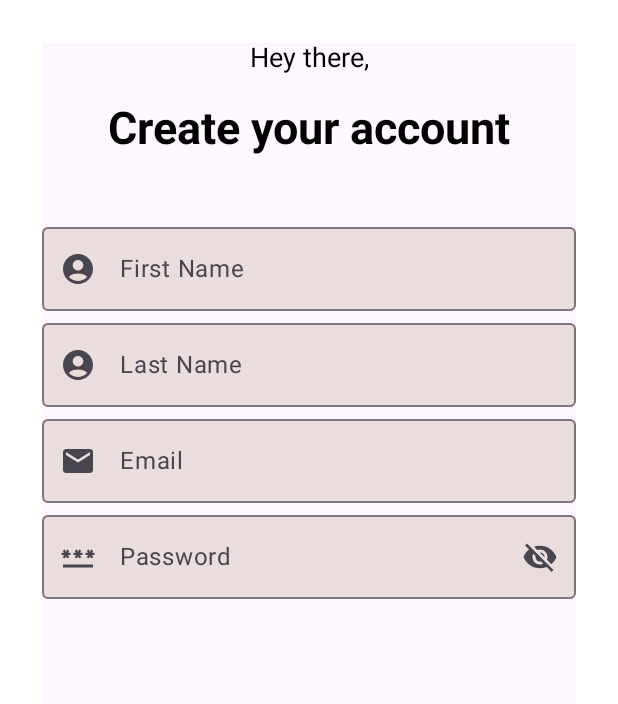
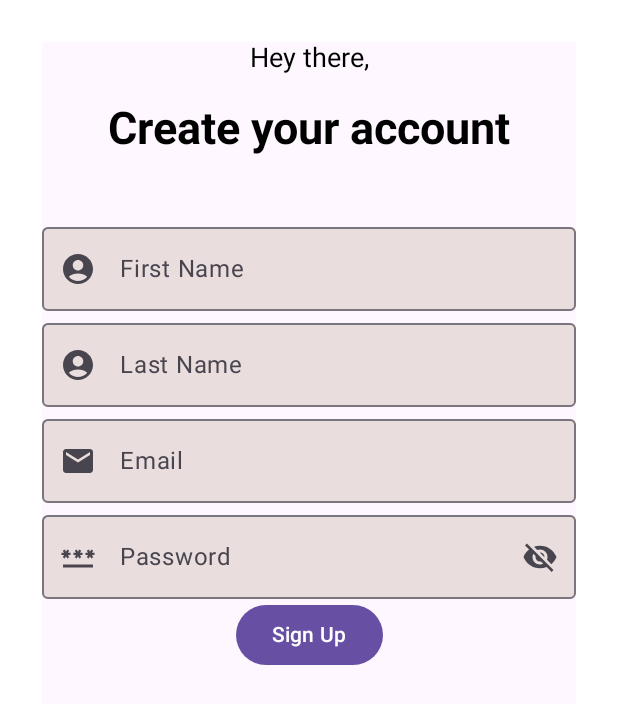
Before and after one commit to jvedsaqib/Math-it-up, an Android app built with Jetpack Compose: the screen it shows after launch (MainActivity), on a phone screen of 412 x 824 dp. Shown: the top 704 px of the screen. Run offline under Robolectric (Android 15) with nearby library versions, the phone set to English and light mode, and no system bars.

Commit message:
component - sign up button

```diff
--- a/app/src/main/java/com/javed/math_it_up/components/AppComponents.kt
+++ b/app/src/main/java/com/javed/math_it_up/components/AppComponents.kt
@@ -1,6 +1,7 @@
 package com.javed.math_it_up.components
 
 
+import androidx.compose.foundation.layout.Arrangement
 import androidx.compose.foundation.layout.Row
 import androidx.compose.foundation.layout.fillMaxWidth
 import androidx.compose.foundation.layout.heightIn
@@ -9,6 +10,7 @@ import androidx.compose.foundation.text.KeyboardOptions
 import androidx.compose.material.icons.Icons
 import androidx.compose.material.icons.filled.Visibility
 import androidx.compose.material.icons.filled.VisibilityOff
+import androidx.compose.material3.Button
 import androidx.compose.material3.Checkbox
 import androidx.compose.material3.ExperimentalMaterial3Api
 import androidx.compose.material3.Icon
@@ -195,3 +197,13 @@ fun checkBoxComponent(value: String) {
         normalTextComponent(value)
     }
 }
+
+
+@Composable
+fun signUpButton() {
+    Button(
+        onClick = {  },
+    ) {
+        Text(text = "Sign Up")
+    }
+}
--- a/app/src/main/java/com/javed/math_it_up/screens/SignUpScreen.kt
+++ b/app/src/main/java/com/javed/math_it_up/screens/SignUpScreen.kt
@@ -8,6 +8,7 @@ import androidx.compose.foundation.layout.height
 import androidx.compose.foundation.layout.padding
 import androidx.compose.material3.Surface
 import androidx.compose.runtime.Composable
+import androidx.compose.ui.Alignment
 import androidx.compose.ui.Modifier
 import androidx.compose.ui.graphics.Color
 import androidx.compose.ui.tooling.preview.Preview
@@ -17,6 +18,7 @@ import com.javed.math_it_up.components.headingTextComponent
 import com.javed.math_it_up.components.normalTextComponent
 import com.javed.math_it_up.components.outlinedPasswordTextFieldComponent
 import com.javed.math_it_up.components.outlinedTextFieldComponent
+import com.javed.math_it_up.components.signUpButton
 
 @Composable
 fun signUpScreen() {
@@ -27,7 +29,8 @@ fun signUpScreen() {
             .padding(28.dp)
     ) {
         Column(
-            modifier = Modifier.fillMaxSize()
+            modifier = Modifier.fillMaxSize(),
+            horizontalAlignment = Alignment.CenterHorizontally
         ) {
             normalTextComponent(value = "Hey there,")
             headingTextComponent(value = "Create your account")
@@ -54,6 +57,8 @@ fun signUpScreen() {
                 painterResId = R.drawable.baseline_password_24.toString()
             )
 
+            signUpButton()
+
         }
 
     }
```
